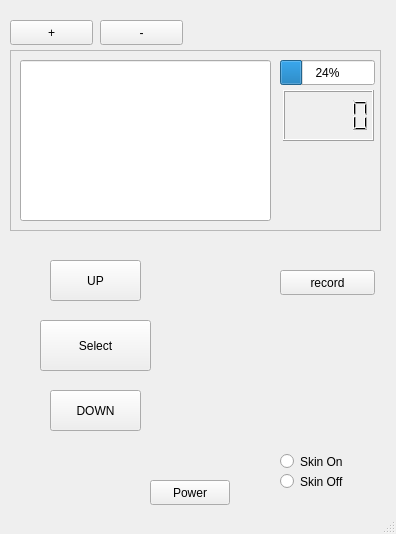
The window that interface.ui (nfazlay/Denas-product-simulation) describes before a commit, drawn with Qt 5.
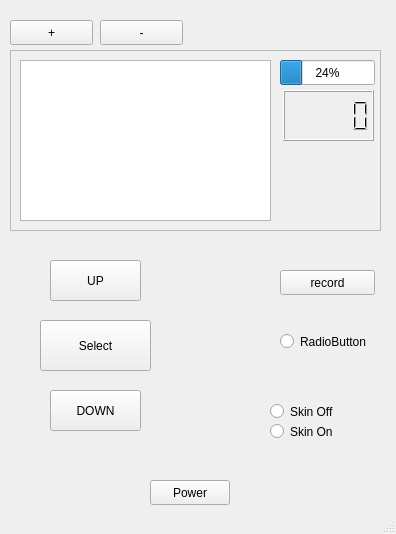
The same window after the commit.

Diff of the .ui file:
```diff
--- a/interface.ui
+++ b/interface.ui
@@ -42,22 +42,6 @@
       <number>24</number>
      </property>
     </widget>
-    <widget class="QLineEdit" name="lineEdit">
-     <property name="geometry">
-      <rect>
-       <x>10</x>
-       <y>10</y>
-       <width>251</width>
-       <height>161</height>
-      </rect>
-     </property>
-     <property name="sizePolicy">
-      <sizepolicy hsizetype="Preferred" vsizetype="Expanding">
-       <horstretch>0</horstretch>
-       <verstretch>0</verstretch>
-      </sizepolicy>
-     </property>
-    </widget>
     <widget class="QLCDNumber" name="therapyTime">
      <property name="geometry">
       <rect>
@@ -68,6 +52,16 @@
       </rect>
      </property>
     </widget>
+    <widget class="QTextBrowser" name="display">
+     <property name="geometry">
+      <rect>
+       <x>10</x>
+       <y>10</y>
+       <width>251</width>
+       <height>161</height>
+      </rect>
+     </property>
+    </widget>
    </widget>
    <widget class="QPushButton" name="powerButton">
     <property name="geometry">
@@ -114,32 +108,6 @@
      <string>-</string>
     </property>
    </widget>
-   <widget class="QRadioButton" name="radioButton">
-    <property name="geometry">
-     <rect>
-      <x>280</x>
-      <y>450</y>
-      <width>106</width>
-      <height>23</height>
-     </rect>
-    </property>
-    <property name="text">
-     <string>Skin On</string>
-    </property>
-   </widget>
-   <widget class="QRadioButton" name="skinOff">
-    <property name="geometry">
-     <rect>
-      <x>280</x>
-      <y>470</y>
-      <width>106</width>
-      <height>23</height>
-     </rect>
-    </property>
-    <property name="text">
-     <string>Skin Off</string>
-    </property>
-   </widget>
    <widget class="QPushButton" name="recordButton">
     <property name="geometry">
      <rect>
@@ -198,6 +166,55 @@
      <string>Select</string>
     </property>
    </widget>
+   <widget class="QRadioButton" name="radioButton">
+    <property name="geometry">
+     <rect>
+      <x>280</x>
+      <y>330</y>
+      <width>106</width>
+      <height>23</height>
+     </rect>
+    </property>
+    <property name="text">
+     <string>RadioButton</string>
+    </property>
+   </widget>
+   <widget class="QWidget" name="widget" native="true">
+    <property name="geometry">
+     <rect>
+      <x>270</x>
+      <y>400</y>
+      <width>120</width>
+      <height>80</height>
+     </rect>
+    </property>
+    <widget class="QRadioButton" name="skinOff">
+     <property name="geometry">
+      <rect>
+       <x>0</x>
+       <y>0</y>
+       <width>106</width>
+       <height>23</height>
+      </rect>
+     </property>
+     <property name="text">
+      <string>Skin Off</string>
+     </property>
+    </widget>
+    <widget class="QRadioButton" name="skinOn">
+     <property name="geometry">
+      <rect>
+       <x>0</x>
+       <y>20</y>
+       <width>106</width>
+       <height>23</height>
+      </rect>
+     </property>
+     <property name="text">
+      <string>Skin On</string>
+     </property>
+    </widget>
+   </widget>
   </widget>
   <widget class="QStatusBar" name="statusBar"/>
  </widget>
```
Left out of the diff: 2 changed lines with no effect on the pictures.
